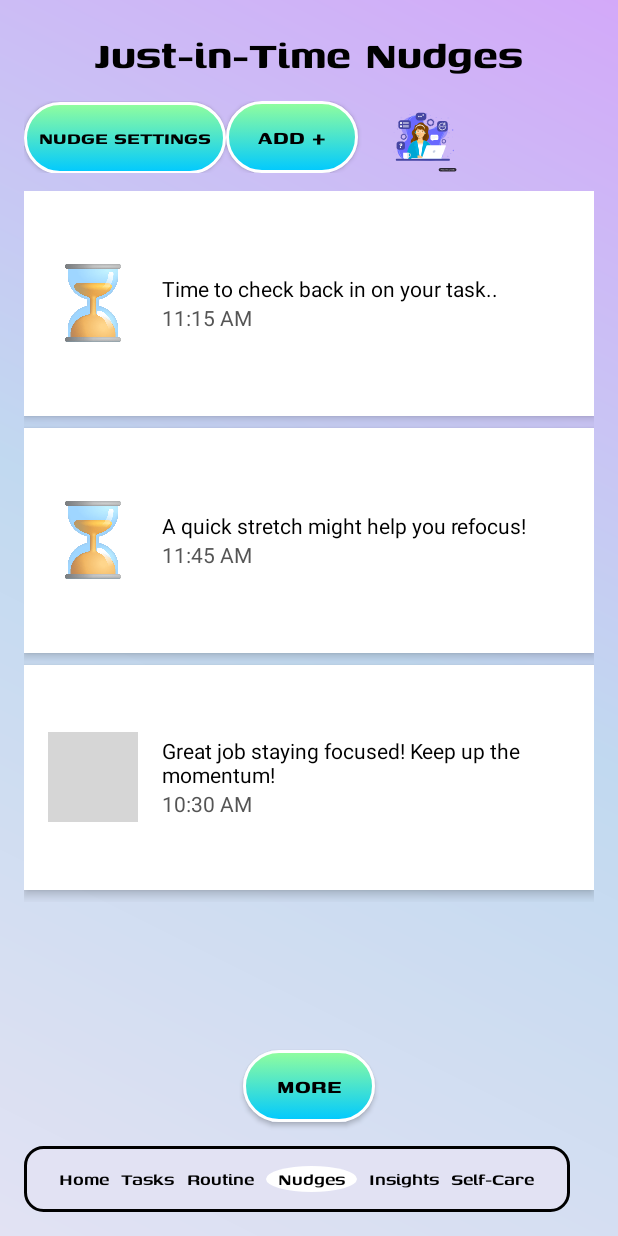
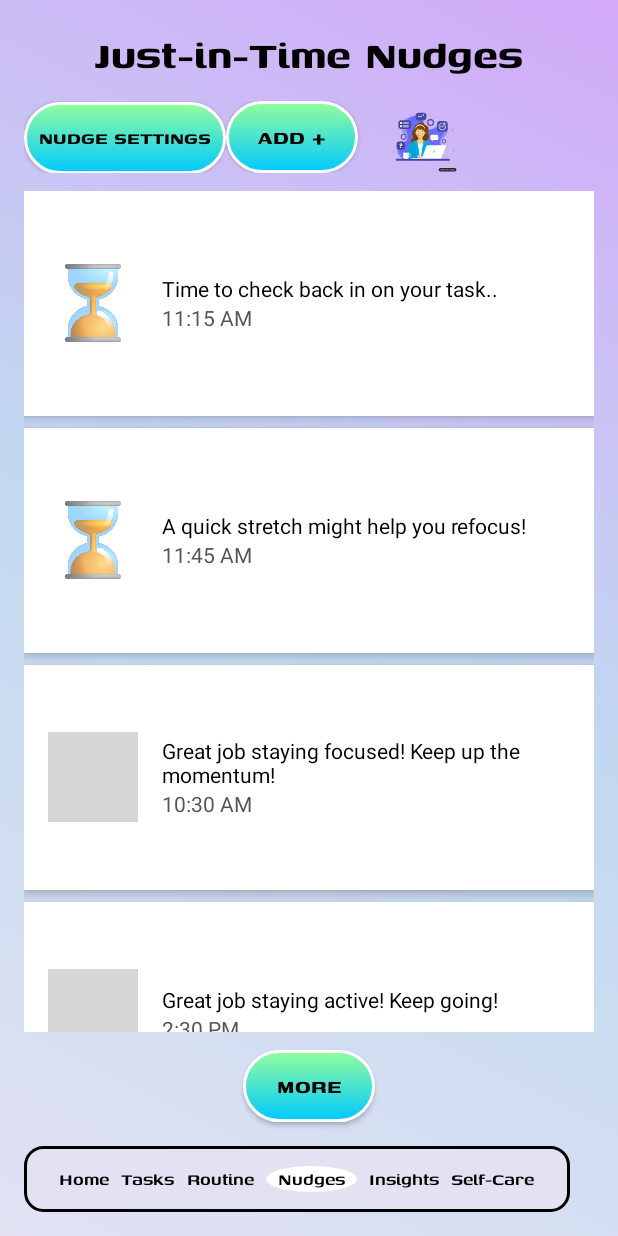
Before and after one commit to didi-codes/FocusPocusApp, an Android app: the NudgesActivity screen opened directly, with no data from a screen before it, on a phone screen of 412 x 824 dp. Run offline under Robolectric (Android 15) with nearby library versions, the phone set to English and light mode, and no system bars; grey boxes are pictures that could not be loaded.

Commit message:
Updated the App Icon and also redesigned the splash screen and modified the nudges screen as well

```diff
--- a/app/src/main/AndroidManifest.xml
+++ b/app/src/main/AndroidManifest.xml
@@ -6,10 +6,11 @@
         android:allowBackup="true"
         android:dataExtractionRules="@xml/data_extraction_rules"
         android:fullBackupContent="@xml/backup_rules"
-        android:icon="@drawable/focuspocusicon"
+        android:icon="@mipmap/ic_launcher"
         android:label="@string/app_name"
         android:supportsRtl="true"
         tools:targetApi="31">
+
 
         <!-- SplashActivity as Launcher -->
         <activity
--- a/app/src/main/res/layout/activity_nudges.xml
+++ b/app/src/main/res/layout/activity_nudges.xml
@@ -197,6 +197,44 @@
                 </LinearLayout>
             </LinearLayout>
 
+            <!--Sample Nudge 4 -->
+            <LinearLayout
+                android:layout_width="match_parent"
+                android:layout_height="150dp"
+                android:orientation="horizontal"
+                android:background="#FFFFFF"
+                android:padding="16dp"
+                android:layout_marginBottom="8dp"
+                android:elevation="4dp"
+                android:gravity="center_vertical">
+
+                <ImageView
+                    android:layout_width="60dp"
+                    android:layout_height="60dp"
+                    android:src="@drawable/checkmark" />
+
+                <LinearLayout
+                    android:layout_width="0dp"
+                    android:layout_height="wrap_content"
+                    android:layout_weight="1"
+                    android:orientation="vertical"
+                    android:paddingStart="16dp">
+
+                    <TextView
+                        android:layout_width="wrap_content"
+                        android:layout_height="wrap_content"
+                        android:text="Great job staying active! Keep going!"
+                        android:textColor="#000000" />
+
+                    <TextView
+                        android:layout_width="wrap_content"
+                        android:layout_height="wrap_content"
+                        android:text="2:30 PM"
+                        android:textSize="14sp"
+                        android:textColor="#555555" />
+                </LinearLayout>
+            </LinearLayout>
+
     <!-- Repeat this block for more nudges -->
 
         </LinearLayout>
--- a/app/src/main/res/mipmap-anydpi-v26/ic_launcher_round.xml
+++ /dev/null
@@ -1,6 +0,0 @@
-<?xml version="1.0" encoding="utf-8"?>
-<adaptive-icon xmlns:android="http://schemas.android.com/apk/res/android">
-    <background android:drawable="@drawable/ic_launcher_background" />
-    <foreground android:drawable="@drawable/ic_launcher_foreground" />
-    <monochrome android:drawable="@drawable/ic_launcher_foreground" />
-</adaptive-icon>
--- a/app/src/main/res/values/themes.xml
+++ b/app/src/main/res/values/themes.xml
@@ -1,12 +1,17 @@
 <resources xmlns:tools="http://schemas.android.com/tools">
-    <!-- Application theme -->
+
+    <!-- App Theme -->
     <style name="Theme.FocusPocusNEW" parent="Theme.MaterialComponents.DayNight.NoActionBar">
-        <!-- Primary colors -->
+        <!-- App Colors -->
         <item name="colorPrimary">@color/black</item>
         <item name="colorPrimaryVariant">@color/gray</item>
         <item name="colorOnPrimary">@color/white</item>
 
         <!-- Status Bar -->
         <item name="android:statusBarColor">@color/black</item>
+
+        <!-- Background for splash screen -->
+        <item name="android:windowBackground">@color/splash_background</item> <!-- Your purple color -->
     </style>
+
 </resources>
```
Also changed, not shown: app/src/main/res/drawable/splash_screen.xml (+2 -7 lines), app/src/main/res/drawable/appicon4.png (added).
